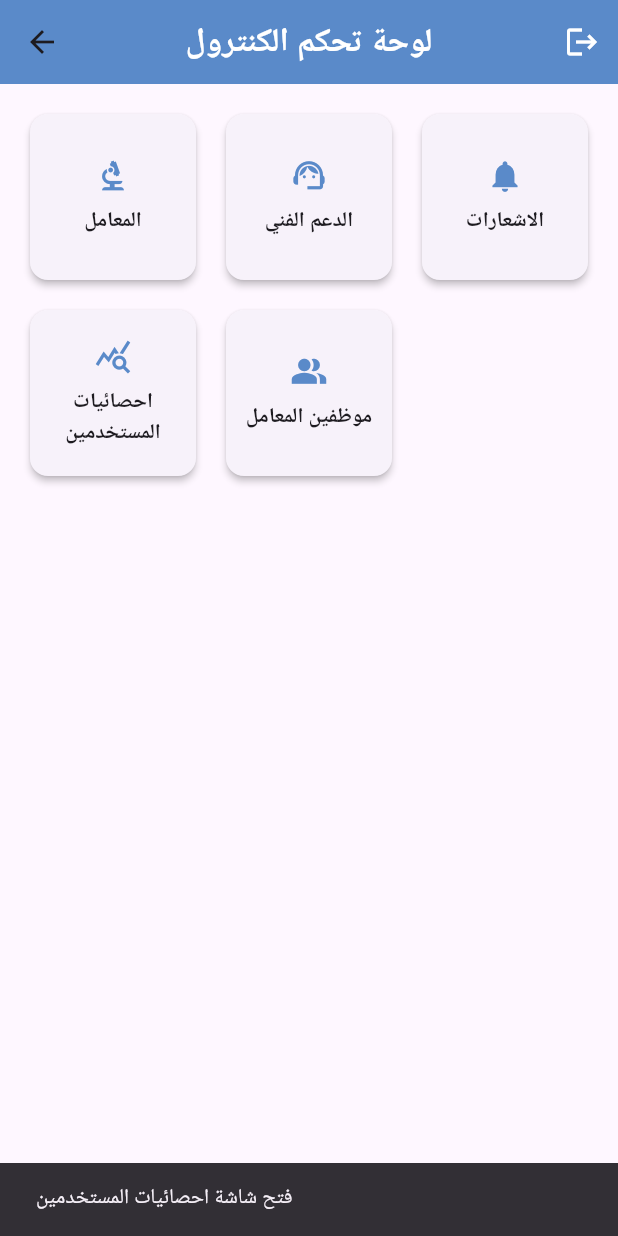
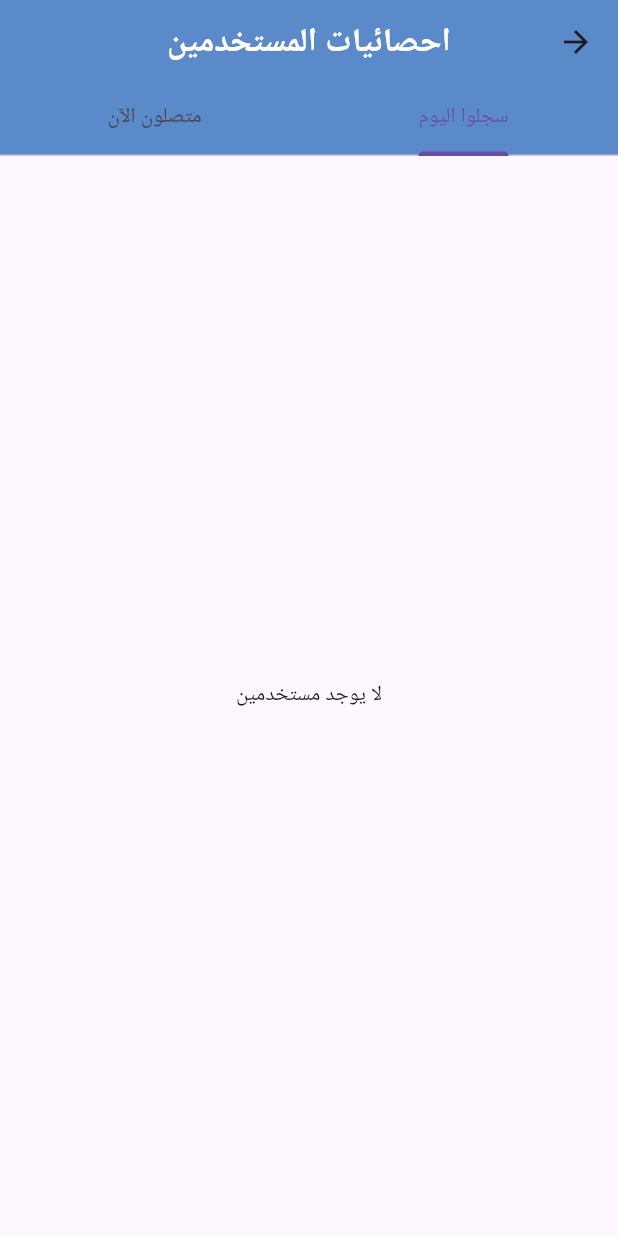
Before and after one commit to Ashjan122/lab_to_lab, a Flutter app: the ControlPanalScreen screen opened by its route, after a tap on "احصائيات المستخدمين", on a phone screen of 412 x 824 dp. Run offline on Flutter 3.47's test engine with Material 3 defaults, Android fonts, the phone set to English and light mode, and no system bars; our stand-ins replace cloud_firestore, firebase_core, firebase_storage, font_awesome_flutter, image_picker, shared_preferences and 1 more; accounts and stored records are empty.

Commit message:
add claim and user stats

```diff
--- a/lib/screens/control_panal_screen.dart
+++ b/lib/screens/control_panal_screen.dart
@@ -2,6 +2,8 @@ import 'package:flutter/material.dart';
 import 'package:lab_to_lab_admin/screens/lab_to_lab.dart';
 import 'package:lab_to_lab_admin/screens/login_screen.dart';
 import 'package:lab_to_lab_admin/screens/support_numbers_screen.dart';
+import 'package:lab_to_lab_admin/screens/user_stats_screen.dart';
+import 'package:lab_to_lab_admin/screens/claim_labs_picker_screen.dart';
 import 'package:shared_preferences/shared_preferences.dart';
 
 class ControlPanalScreen extends StatefulWidget {
@@ -113,8 +115,9 @@ class _ControlPanalScreenState extends State<ControlPanalScreen> {
               icon: Icons.query_stats,
               title: 'احصائيات المستخدمين',
               onTap: () {
-                ScaffoldMessenger.of(context).showSnackBar(
-                  const SnackBar(content: Text('فتح شاشة احصائيات المستخدمين')),
+                Navigator.push(
+                  context,
+                  MaterialPageRoute(builder: (_) => const UserStatsScreen()),
                 );
               },
             ),
@@ -127,6 +130,16 @@ class _ControlPanalScreenState extends State<ControlPanalScreen> {
                 );
               },
             ),
+            _buildControlCard(
+              icon: Icons.receipt_long,
+              title: 'المطالبة',
+              onTap: () {
+                Navigator.push(
+                  context,
+                  MaterialPageRoute(builder: (_) => const ClaimLabsPickerScreen()),
+                );
+              },
+            ),
           ],
         ),
       ),
--- a/lib/screens/lab_dashboard_screen.dart
+++ b/lib/screens/lab_dashboard_screen.dart
@@ -1,5 +1,6 @@
 import 'package:flutter/material.dart';
 import 'package:font_awesome_flutter/font_awesome_flutter.dart';
+import 'package:lab_to_lab_admin/screens/claim_screen.dart';
 import 'package:lab_to_lab_admin/screens/lab_info_screen.dart';
 import 'package:lab_to_lab_admin/screens/lab_new_sample_screen.dart';
 import 'package:lab_to_lab_admin/screens/lab_price_list_screen.dart';
@@ -139,6 +140,9 @@ class LabDashboardScreen extends StatelessWidget {
                  Navigator.push(context, MaterialPageRoute(builder:  (context) => LabInfoScreen(labId: labId, labName: labName)));
                 },
               ),
+              _buildCard(icon: Icons.receipt_long, title: "المطالبة", onTap: (){
+                 Navigator.push(context, MaterialPageRoute(builder:  (context) => ClaimScreen(labId: labId, labName: labName)));
+              })
             ],
           ),
         ),
--- /dev/null
+++ b/lib/screens/user_stats_screen.dart
@@ -0,0 +1,117 @@
+import 'package:cloud_firestore/cloud_firestore.dart';
+import 'package:flutter/material.dart';
+
+class UserStatsScreen extends StatelessWidget {
+  const UserStatsScreen({super.key});
+
+  DateTime _startOfToday() {
+    final now = DateTime.now();
+    return DateTime(now.year, now.month, now.day);
+  }
+
+  DateTime _onlineThreshold() {
+    return DateTime.now().subtract(const Duration(minutes: 5));
+  }
+
+  DateTime? _parseTs(dynamic ts) {
+    if (ts is Timestamp) return ts.toDate();
+    if (ts is int) return DateTime.fromMillisecondsSinceEpoch(ts);
+    if (ts is String) return DateTime.tryParse(ts);
+    return null;
+  }
+
+  bool _tsOnOrAfter(dynamic ts, DateTime dtLocal) {
+    final t = _parseTs(ts);
+    if (t == null) return false;
+    return !t.toLocal().isBefore(dtLocal);
+  }
+
+  bool _tsIsToday(dynamic ts) {
+    final t = _parseTs(ts)?.toLocal();
+    if (t == null) return false;
+    final now = DateTime.now();
+    return t.year == now.year && t.month == now.month && t.day == now.day;
+  }
+
+  @override
+  Widget build(BuildContext context) {
+    final usersCol = FirebaseFirestore.instance.collection('users');
+    final todayStart = _startOfToday();
+    final onlineFrom = _onlineThreshold();
+
+    return Directionality(
+      textDirection: TextDirection.rtl,
+      child: DefaultTabController(
+        length: 2,
+        child: Scaffold(
+          appBar: AppBar(
+            title: const Text('احصائيات المستخدمين', style: TextStyle(color: Colors.white, fontWeight: FontWeight.bold)),
+            backgroundColor: const Color.fromARGB(255, 90, 138, 201),
+            centerTitle: true,
+            bottom: const TabBar(
+              tabs: [
+                Tab(text: 'سجلوا اليوم'),
+                Tab(text: 'متصلون الآن'),
+              ],
+            ),
+          ),
+          body: StreamBuilder<QuerySnapshot<Map<String, dynamic>>>(
+            stream: usersCol.where('userType', isEqualTo: 'labUser').snapshots(),
+            builder: (context, snap) {
+            if (snap.hasError) return Center(child: Text('خطأ: ${snap.error}'));
+            if (!snap.hasData) return const Center(child: CircularProgressIndicator());
+            final docs = snap.data!.docs;
+
+            final loggedInToday = docs.where((d) => _tsIsToday(d.data()['lastLoginAt']) || _tsOnOrAfter(d.data()['lastLoginAt'], todayStart)).toList();
+            final onlineNow = docs.where((d) => _tsOnOrAfter(d.data()['lastSeenAt'], onlineFrom)).toList();
+
+            Widget buildList(List<QueryDocumentSnapshot<Map<String, dynamic>>> list, {required bool showOnline}) {
+              return list.isEmpty
+                  ? const Center(child: Text('لا يوجد مستخدمين'))
+                  : ListView.separated(
+                      itemCount: list.length,
+                      separatorBuilder: (_, __) => const Divider(height: 0),
+                      itemBuilder: (_, i) {
+                        final d = list[i];
+                        final data = d.data();
+                        final userName = data['userName']?.toString() ?? '';
+                        final labName = data['labName']?.toString() ?? '';
+                        final phone = data['userPhone']?.toString() ?? '';
+                        final isOnline = _tsOnOrAfter(data['lastSeenAt'], onlineFrom);
+                        return ListTile(
+                          title: Text(userName, style: const TextStyle(fontWeight: FontWeight.bold)),
+                          subtitle: Column(
+                            crossAxisAlignment: CrossAxisAlignment.start,
+                            children: [
+                              if (labName.isNotEmpty) Text('المعمل: $labName'),
+                              Text(phone.isEmpty ? 'بدون رقم' : 'الهاتف: $phone'),
+                            ],
+                          ),
+                          trailing: showOnline
+                              ? Row(
+                                  mainAxisSize: MainAxisSize.min,
+                                  children: [
+                                    Icon(isOnline ? Icons.circle : Icons.circle_outlined, size: 12, color: isOnline ? Colors.green : Colors.grey),
+                                    const SizedBox(width: 6),
+                                    Text(isOnline ? 'متصل' : 'غير متصل', style: TextStyle(color: isOnline ? Colors.green : Colors.grey)),
+                                  ],
+                                )
+                              : null,
+                        );
+                      },
+                    );
+            }
+
+            return TabBarView(
+              children: [
+                buildList(loggedInToday, showOnline: false),
+                buildList(onlineNow, showOnline: true),
+              ],
+            );
+            },
+          ),
+        ),
+      ),
+    );
+  }
+}
```
Also changed, not shown: lib/screens/claim_labs_picker_screen.dart (added, +58 -0 lines), lib/screens/claim_screen.dart (added, +285 -0 lines).
